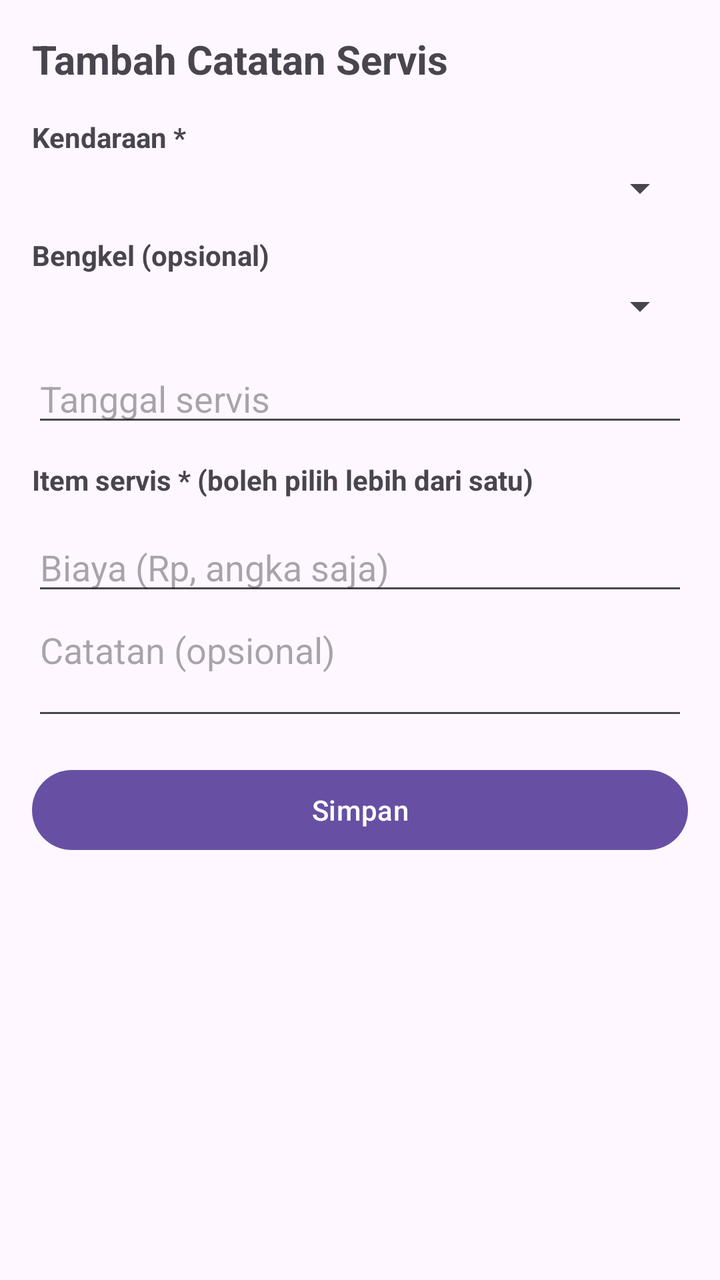
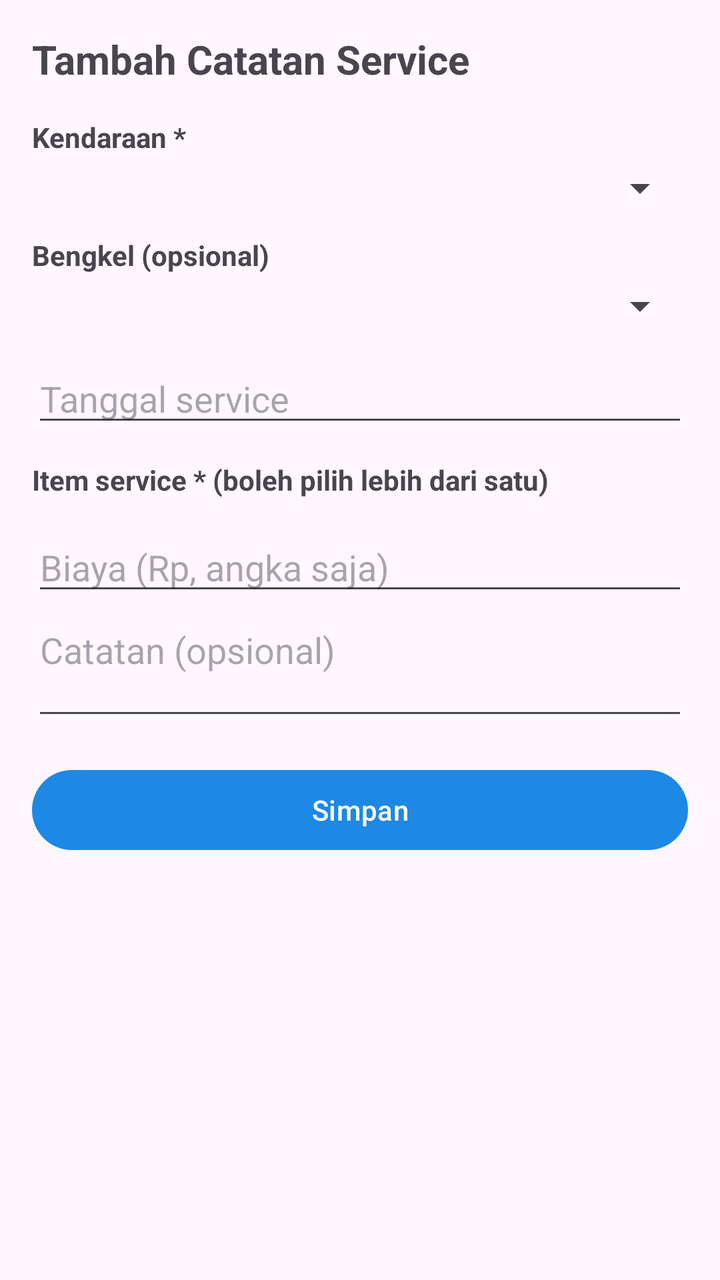

Two renders of the same Android screen: before a commit and after it. Below are the layout's source before the change and the commit's diff.
<!-- AndroidManifest.xml: application theme Theme.OtoMemo -->
<!-- res/layout/activity_form.xml -->
<?xml version="1.0" encoding="utf-8"?>
<ScrollView xmlns:android="http://schemas.android.com/apk/res/android"
    android:layout_width="match_parent"
    android:layout_height="match_parent"
    android:fillViewport="true">

    <LinearLayout
        android:layout_width="match_parent"
        android:layout_height="wrap_content"
        android:orientation="vertical"
        android:padding="16dp">

        <TextView
            android:layout_width="match_parent"
            android:layout_height="wrap_content"
            android:layout_marginBottom="16dp"
            android:text="Tambah Catatan Servis"
            android:textSize="20sp"
            android:textStyle="bold" />

        <TextView
            android:layout_width="match_parent"
            android:layout_height="wrap_content"
            android:text="Kendaraan *"
            android:textStyle="bold" />

        <Spinner
            android:id="@+id/spinnerVehicle"
            android:layout_width="match_parent"
            android:layout_height="wrap_content"
            android:layout_marginTop="4dp" />

        <TextView
            android:id="@+id/textNoVehicle"
            android:layout_width="match_parent"
            android:layout_height="wrap_content"
            android:text="Belum ada kendaraan. Tambahkan dulu di tab Kendaraan."
            android:textColor="#C62828"
            android:textSize="12sp"
            android:visibility="gone" />

        <TextView
            android:layout_width="match_parent"
            android:layout_height="wrap_content"
            android:layout_marginTop="12dp"
            android:text="Bengkel (opsional)"
            android:textStyle="bold" />

        <Spinner
            android:id="@+id/spinnerWorkshop"
            android:layout_width="match_parent"
            android:layout_height="wrap_content"
            android:layout_marginTop="4dp" />

        <EditText
            android:id="@+id/inputDate"
            android:layout_width="match_parent"
            android:layout_height="wrap_content"
            android:layout_marginTop="12dp"
            android:focusable="false"
            android:hint="Tanggal servis"
            android:inputType="none" />

        <TextView
            android:layout_width="match_parent"
            android:layout_height="wrap_content"
            android:layout_marginTop="12dp"
            android:text="Item servis * (boleh pilih lebih dari satu)"
            android:textStyle="bold" />

        <LinearLayout
            android:id="@+id/checkContainer"
            android:layout_width="match_parent"
            android:layout_height="wrap_content"
            android:orientation="vertical" />

        <TextView
            android:id="@+id/textNoItem"
            android:layout_width="match_parent"
            android:layout_height="wrap_content"
            android:text="Belum ada item servis. Tambahkan dulu di tab Item."
            android:textColor="#C62828"
            android:textSize="12sp"
            android:visibility="gone" />

        <EditText
            android:id="@+id/inputCost"
            android:layout_width="match_parent"
            android:layout_height="wrap_content"
            android:layout_marginTop="12dp"
            android:hint="Biaya (Rp, angka saja)"
            android:inputType="number" />

        <EditText
            android:id="@+id/inputNotes"
            android:layout_width="match_parent"
            android:layout_height="wrap_content"
            android:gravity="top"
            android:hint="Catatan (opsional)"
            android:inputType="textMultiLine"
            android:minLines="2" />

        <Button
            android:id="@+id/buttonSave"
            android:layout_width="match_parent"
            android:layout_height="wrap_content"
            android:layout_marginTop="16dp"
            android:text="@string/save" />
    </LinearLayout>
</ScrollView>
<!-- resources referenced by this layout -->
<resources>
  <string name="save">Simpan</string>
  <style name="Theme.OtoMemo" parent="Theme.Material3.DayNight.NoActionBar" />
</resources>

<!-- the commit's change to res/layout/activity_form.xml (unified diff, before → after) -->
@@ -14,7 +14,7 @@
             android:layout_width="match_parent"
             android:layout_height="wrap_content"
             android:layout_marginBottom="16dp"
-            android:text="Tambah Catatan Servis"
+            android:text="Tambah Catatan Service"
             android:textSize="20sp"
             android:textStyle="bold" />
 
@@ -34,7 +34,7 @@
             android:id="@+id/textNoVehicle"
             android:layout_width="match_parent"
             android:layout_height="wrap_content"
-            android:text="Belum ada kendaraan. Tambahkan dulu di tab Kendaraan."
+            android:text="Belum ada kendaraan. Tambahkan dulu lewat menu Kendaraan."
             android:textColor="#C62828"
             android:textSize="12sp"
             android:visibility="gone" />
@@ -58,14 +58,14 @@
             android:layout_height="wrap_content"
             android:layout_marginTop="12dp"
             android:focusable="false"
-            android:hint="Tanggal servis"
+            android:hint="Tanggal service"
             android:inputType="none" />
 
         <TextView
             android:layout_width="match_parent"
             android:layout_height="wrap_content"
             android:layout_marginTop="12dp"
-            android:text="Item servis * (boleh pilih lebih dari satu)"
+            android:text="Item service * (boleh pilih lebih dari satu)"
             android:textStyle="bold" />
 
         <LinearLayout
@@ -78,7 +78,7 @@
             android:id="@+id/textNoItem"
             android:layout_width="match_parent"
             android:layout_height="wrap_content"
-            android:text="Belum ada item servis. Tambahkan dulu di tab Item."
+            android:text="Belum ada item service. Tambahkan dulu lewat menu Item."
             android:textColor="#C62828"
             android:textSize="12sp"
             android:visibility="gone" />
<!-- resource entries referenced after the edit -->
@@ -1,6 +1,11 @@
 <!-- resources referenced by this layout -->
 <resources>
   <string name="save">Simpan</string>
-  <style name="Theme.OtoMemo" parent="Theme.Material3.DayNight.NoActionBar" />
+  <style name="Theme.OtoMemo" parent="Theme.Material3.Light.NoActionBar">
+          <item name="colorPrimary">@color/primary</item>
+          <item name="android:statusBarColor">@color/primaryDark</item>
+      </style>
+  <color name="primary">#1E88E5</color>
+  <color name="primaryDark">#1565C0</color>
 </resources>
 
